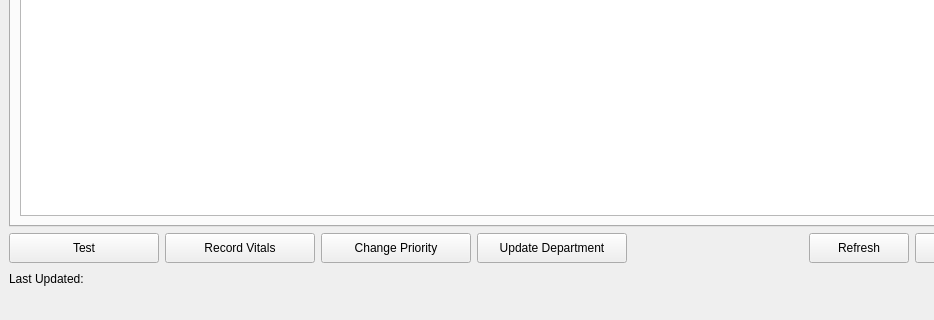
Old version of the form ER_Department_Flow/nurseinterface.ui in the repository CSEN-174-W25/csen-174-emergency-department-flow-optimization; both pictures show x 0 to 934 and y 448 to 768 of the 1024 by 768 pixel window.
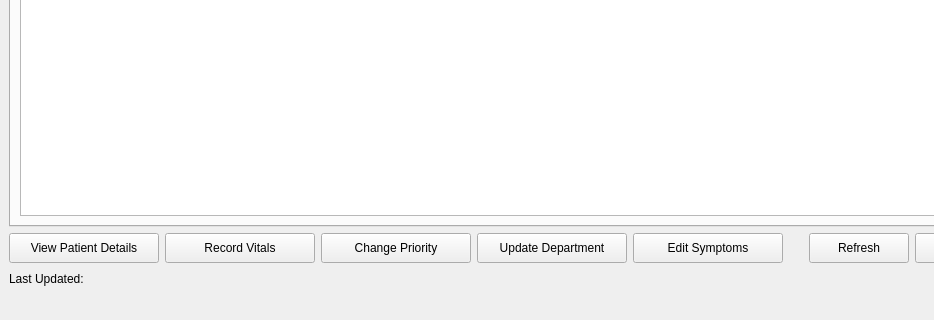
New version of the form.

Commit message:
Nurse Add Symptoms + Bug Fixes
1) Nurse can now add/remove symptoms from a patient using a new window

2) Fixed the remove symptom button on the patient form

```diff
--- a/ER_Department_Flow/nurseinterface.ui
+++ b/ER_Department_Flow/nurseinterface.ui
@@ -100,7 +100,7 @@
          </size>
         </property>
         <property name="text">
-         <string>Test</string>
+         <string>View Patient Details</string>
         </property>
        </widget>
       </item>
@@ -143,6 +143,19 @@
         </property>
        </widget>
       </item>
+      <item>
+       <widget class="QPushButton" name="editSymptomsButton">
+        <property name="minimumSize">
+         <size>
+          <width>150</width>
+          <height>30</height>
+         </size>
+        </property>
+        <property name="text">
+         <string>Edit Symptoms</string>
+        </property>
+       </widget>
+      </item>
       <item>
        <spacer name="horizontalSpacer">
         <property name="orientation">
```
Left out of the diff: 2 changed lines with no effect on the pictures. The commit also changes 11 other files.
